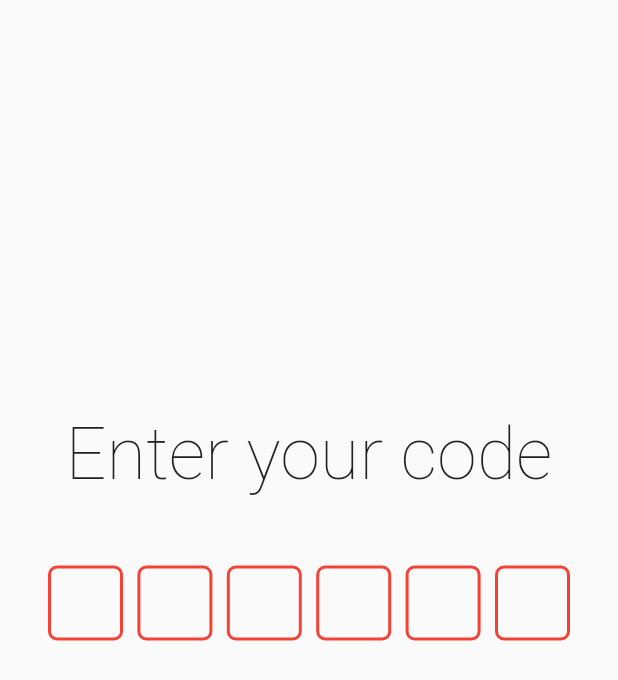
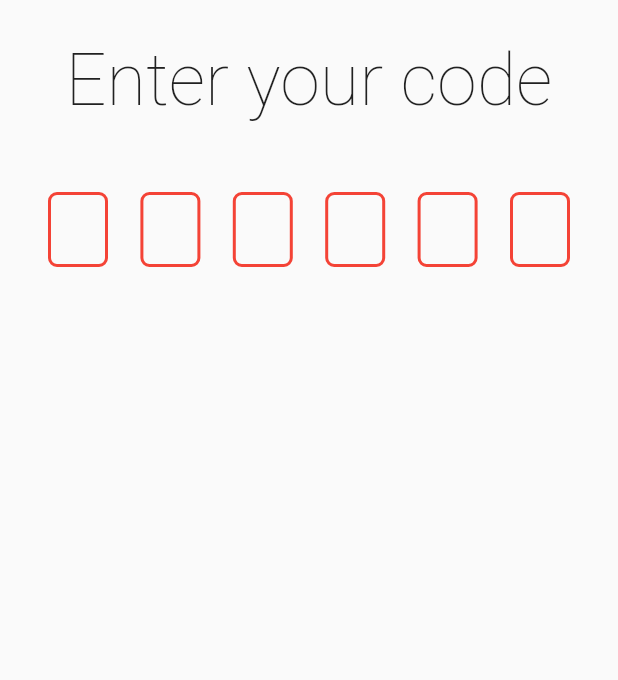
Before and after one commit to thrashermaq/waitathome, a Flutter app: the screen it shows after launch, after a tap on "Shop associate", on a phone screen of 412 x 824 dp. Shown: the top 680 px of the screen. Run offline on Flutter 3.47's test engine with Material 2 defaults, Android fonts, the phone set to English and light mode, and no system bars; drawn by our look-alikes of pin_code_fields; our stand-ins replace cloud_firestore, google_maps_flutter; accounts and stored records are empty; generated files the repository leaves out were written again.

Commit message:
fixing overflow

```diff
--- a/lib/ui/screen/shop/shop_login.dart
+++ b/lib/ui/screen/shop/shop_login.dart
@@ -10,13 +10,10 @@
   Widget build(BuildContext context) {
     return Scaffold(
       body: SafeArea(
-        child: Padding(
+        child: SingleChildScrollView(
           padding: const EdgeInsets.all(32.0),
           child: Column(
             children: <Widget>[
-              Expanded(
-                child: Container(),
-              ),
               Center(
                 child: Text(
                   'Enter your code',
@@ -38,7 +35,6 @@
                   animationDuration: Duration(milliseconds: 150),
                   borderRadius: BorderRadius.circular(6),
                   fieldHeight: 50,
-                  fieldWidth: 50,
                   textStyle: TextStyle(
                     fontSize: 32.0,
                     fontStyle: FontStyle.normal,
@@ -57,9 +53,6 @@
                   onChanged: (value) {},
                 ),
               ),
-              Expanded(
-                child: Container(),
-              ),
             ],
           ),
         ),
```
